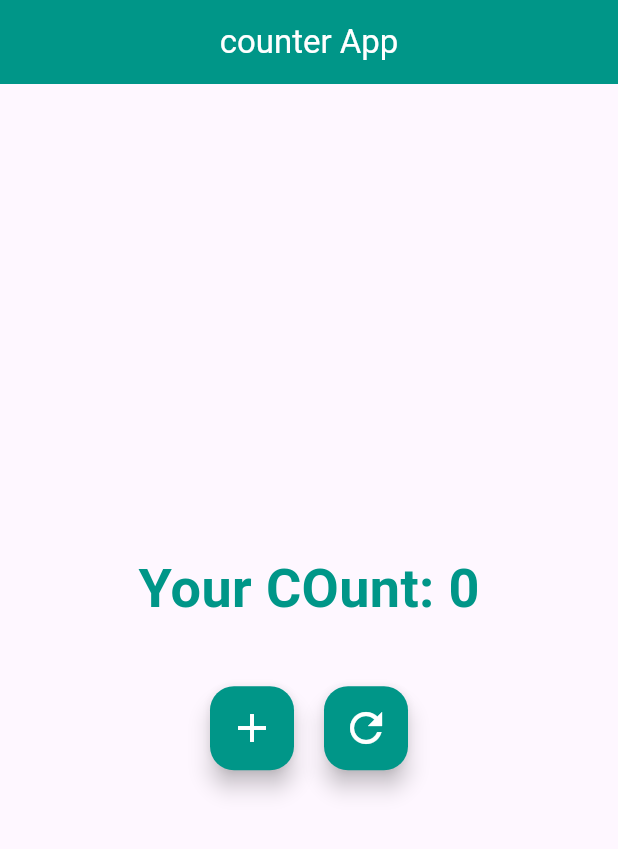
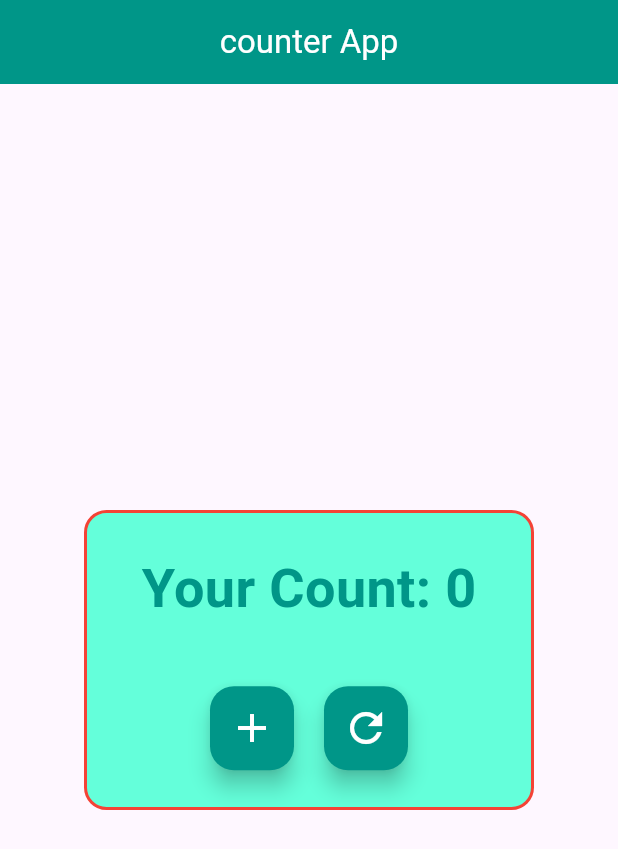
Before and after one commit to vedant15708/task_20_01_26, a Flutter app: the screen it shows after launch, on a phone screen of 412 x 824 dp. Shown: the top 849 px of the screen. Run offline on Flutter 3.47's test engine with Material 3 defaults, Android fonts, the phone set to English and light mode, and no system bars.

Commit message:
counter app with stateful and stateless widget

```diff
--- a/lib/main.dart
+++ b/lib/main.dart
@@ -45,6 +45,14 @@ class _CounterAppState extends State<CounterApp> {
       ),
 
       body: Center(
+        child: Container(
+          height: 200,
+          width: 300,
+          decoration: BoxDecoration(
+            color: Colors.tealAccent,
+            border: Border.all(color: Colors.red, width: 2),
+            borderRadius: BorderRadius.all(Radius.circular(15)),
+          ),
           child: Column(
             mainAxisAlignment: MainAxisAlignment.center,
             children: [
@@ -73,18 +81,20 @@ class _CounterAppState extends State<CounterApp> {
             ],
           ),
         ),
+      ),
     );
   }
 }
 
 class CounterDisplay extends StatelessWidget {
   final int count;
+
   const CounterDisplay({super.key, required this.count});
 
   @override
   Widget build(BuildContext context) {
     return Text(
-      "Your COunt: $count",
+      "Your Count: $count",
       style: TextStyle(
         fontSize: 36,
         fontWeight: FontWeight.bold,
```
Lines whose indentation alone changed are shown as unchanged.
